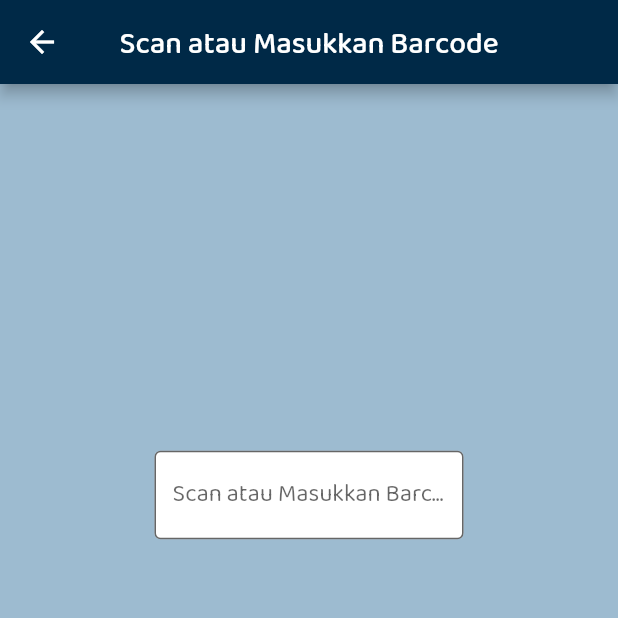
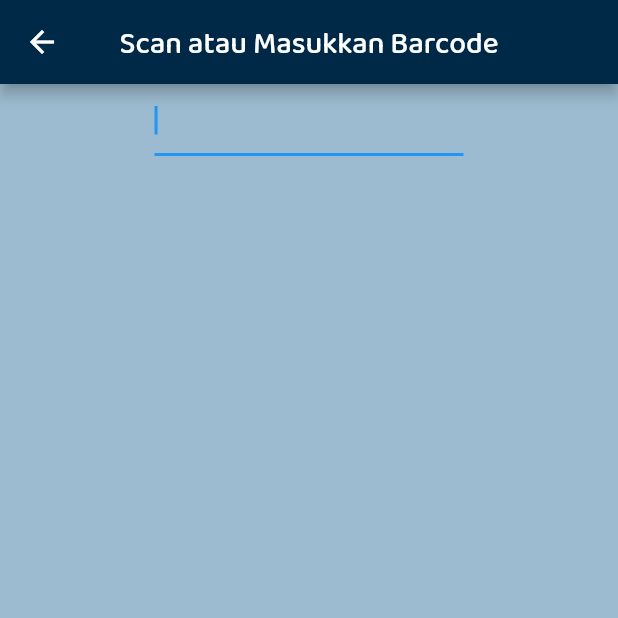
Before and after one commit to Farij35/ritoselfcheckout, a Flutter app: the AdminAddItem screen opened directly, on a phone screen of 412 x 824 dp, the top half of it. Run offline on Flutter 3.47's test engine with Material 2 defaults, Android fonts, the phone set to English and light mode, and no system bars; our stand-ins replace cloud_firestore, firebase_auth, firebase_core, syncfusion_flutter_charts; accounts and stored records are empty.

Commit message:
fix search data and create textfield for scan

```diff
--- a/lib/data/datasources/remote/firestore_data_source.dart
+++ b/lib/data/datasources/remote/firestore_data_source.dart
@@ -1,7 +1,12 @@
 import 'package:firebase_auth/firebase_auth.dart';
 import 'package:cloud_firestore/cloud_firestore.dart';
+import 'package:ritoselfcheckout/presentation/controllers/text_field_controller.dart';
 
 Future<DocumentSnapshot<Map<String, dynamic>>> getUserData() async {
   var firebaseAuth = FirebaseAuth.instance.currentUser;
   return await FirebaseFirestore.instance.collection('user_credential').doc(firebaseAuth?.uid).get();
 }
+
+Future<DocumentSnapshot<Map<String, dynamic>>> getItemsData() async {
+  return await FirebaseFirestore.instance.collection('items_data').doc(BarcodeController.barcodeController.text).get();
+}
--- a/lib/data/datasources/remote/firestore_search_data.dart
+++ b/lib/data/datasources/remote/firestore_search_data.dart
@@ -1,6 +1,6 @@
 import 'package:cloud_firestore/cloud_firestore.dart';
 import 'package:flutter/material.dart';
-import 'package:ritoselfcheckout/presentation/widgets/big_item_card_widget.dart';
+import 'package:ritoselfcheckout/presentation/widgets/item_card_widget.dart';
 
 class SearchData extends StatelessWidget {
   final String searchItem;
@@ -22,12 +22,10 @@ class SearchData extends StatelessWidget {
         return SizedBox(
           height: 200,
           child: ListView.builder(
-            shrinkWrap: true,
-            physics: const NeverScrollableScrollPhysics(),
             itemCount: snapshot.data!.docs.length,
             itemBuilder: (context, index) {
               var data = snapshot.data!.docs[index];
-              return bigCardWidget(context, data['nama_barang'], data['harga_barang'].toString(), data['qty'].toString(), data['barcode'], 2);
+              return cardWidget(context, data["nama_barang"], data["harga_barang"].toString(), data["qty"].toString(), data["barcode"]);
             }
           ),
         );
--- a/lib/presentation/screens/admin/admin_add_item.dart
+++ b/lib/presentation/screens/admin/admin_add_item.dart
@@ -1,8 +1,6 @@
 import 'package:flutter/material.dart';
-import 'package:ritoselfcheckout/data/datasources/remote/firestore_search_data.dart';
 import 'package:ritoselfcheckout/presentation/widgets/build_appbar.dart';
 import 'package:ritoselfcheckout/presentation/widgets/build_textfield_scan.dart';
-import 'package:ritoselfcheckout/presentation/widgets/build_sizedbox.dart';
 
 class AdminAddItem extends StatefulWidget {
   const AdminAddItem({super.key});
@@ -12,25 +10,13 @@ class AdminAddItem extends StatefulWidget {
 }
 
 class _AdminAddItemState extends State<AdminAddItem> {
-  var searchItem = " ";
   @override
   Widget build(BuildContext context) {
     return Scaffold(
       appBar: buildAppBar("Scan atau Masukkan Barcode", true),
       backgroundColor: const Color(0xFF9DBBD0),
-      body: Center(
-        child: Column(
-          mainAxisAlignment: MainAxisAlignment.center,
-          children: [
-            BuildTextFieldScan(onChanged: (value) {
-              setState(() {
-                searchItem = value;
-              });
-            }),
-            buildSizedBox(20, 0),
-            SearchData(searchItem: searchItem)
-          ],
-        ),
+      body: const Center(
+        child: BuildTextFieldScan(),
       ),
     );
   }
--- a/lib/presentation/screens/customer/review_screen.dart
+++ b/lib/presentation/screens/customer/review_screen.dart
@@ -28,7 +28,7 @@ class ReviewScreen extends StatelessWidget {
                   child: ListView.builder(
                     itemCount: 10,
                     itemBuilder: (BuildContext context, int index) {
-                      return cardWidget(context);
+                      return cardWidget(context, "Nama Barang", "999.999", "99", "Barcode");
                     },
                   ),
                 ),
--- a/lib/presentation/screens/customer/scan_screen.dart
+++ b/lib/presentation/screens/customer/scan_screen.dart
@@ -46,7 +46,7 @@ class ScanScreen extends StatelessWidget {
                     child: ListView.builder(
                       itemCount: 10,
                       itemBuilder: (BuildContext context, int index) {
-                        return cardWidget(context);
+                        return cardWidget(context, "Nama Barang", "999.999", "99", "Barcode");
                       },
                     ),
                   ),
--- a/lib/presentation/widgets/build_textfield_scan.dart
+++ b/lib/presentation/widgets/build_textfield_scan.dart
@@ -1,31 +1,41 @@
 import 'package:flutter/material.dart';
+import 'package:ritoselfcheckout/presentation/controllers/text_field_controller.dart';
+import 'package:ritoselfcheckout/presentation/widgets/items_data_widget.dart';
 
 class BuildTextFieldScan extends StatefulWidget {
-  final Function(String) onChanged;
-  const BuildTextFieldScan({super.key, required this.onChanged});
+  const BuildTextFieldScan({super.key});
 
   @override
   State<BuildTextFieldScan> createState() => _BuildTextFieldScanState();
 }
 
 class _BuildTextFieldScanState extends State<BuildTextFieldScan> {
+  Widget? itemsData;
   @override
   Widget build(BuildContext context) {
     double screenWidth = MediaQuery.of(context).size.width;
-    return SizedBox(
-      width: screenWidth / 2,
-      child: TextField(
-        onChanged: widget.onChanged,
-        decoration: const InputDecoration(
-          border: OutlineInputBorder(),
-          labelText: "Scan atau Masukkan Barcode",
-          labelStyle: TextStyle(
-            fontFamily: "BalooChettan2",
+    return Column(
+      children: <Widget>[
+        SizedBox(
+          width: screenWidth / 2,
+          child: TextFormField(
+            controller: BarcodeController.barcodeController,
+            enabled: true,
+            autofocus: true,
+            autocorrect: false,
+            textInputAction: TextInputAction.done,
+            keyboardType: TextInputType.text,
+            onFieldSubmitted: (val) {
+              setState(() {
+                itemsData = itemsDataWidget();
+              });
+              BarcodeController.barcodeController.clear();
+              FocusNode().requestFocus();
+            },
           ),
-          filled: true,
-          fillColor: Colors.white,
         ),
-      ),
+        if (itemsData != null) itemsData!,
+      ],
     );
   }
 }
```
Also changed, not shown: lib/presentation/screens/admin/admin_item_data.dart (+17 -11 lines), lib/presentation/widgets/build_textfield.dart (+14 -0 lines), lib/presentation/widgets/build_textfield_search.dart (added, +23 -0 lines), lib/presentation/widgets/item_card_widget.dart (+5 -5 lines), lib/presentation/widgets/items_data_widget.dart (added, +19 -0 lines).
